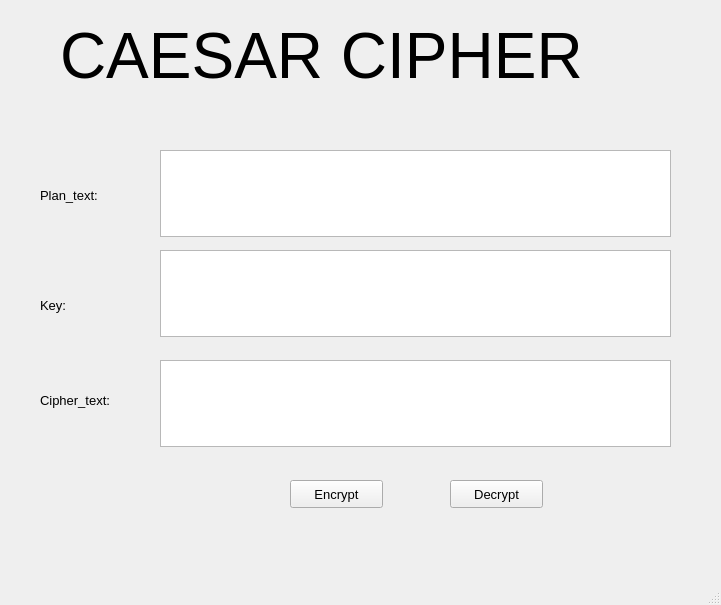
DarkCodeDemonDomination/bmttnc-hutech-2280602370, file lab-03/ui/caesar.ui: the form before one commit.
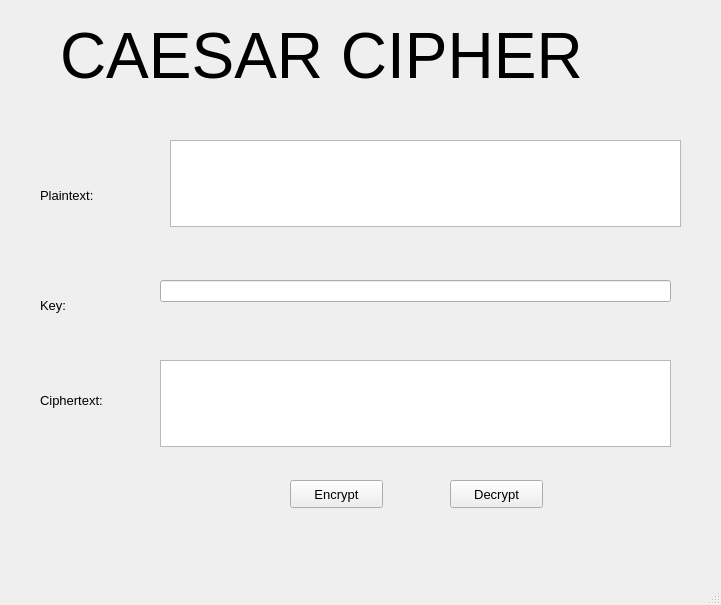
The form after the commit.

```diff
--- a/lab-03/ui/caesar.ui
+++ b/lab-03/ui/caesar.ui
@@ -47,7 +47,7 @@
      </font>
     </property>
     <property name="text">
-     <string>Plan_text:</string>
+     <string>Plaintext:</string>
     </property>
    </widget>
    <widget class="QLabel" name="label_3">
@@ -83,30 +83,20 @@
      </font>
     </property>
     <property name="text">
-     <string>Cipher_text:</string>
+     <string>Ciphertext:</string>
     </property>
    </widget>
    <widget class="QTextEdit" name="txt_plantext">
     <property name="geometry">
      <rect>
-      <x>160</x>
-      <y>150</y>
+      <x>170</x>
+      <y>140</y>
       <width>511</width>
       <height>87</height>
      </rect>
     </property>
    </widget>
-   <widget class="QTextEdit" name="txt_key">
-    <property name="geometry">
-     <rect>
-      <x>160</x>
-      <y>250</y>
-      <width>511</width>
-      <height>87</height>
-     </rect>
-    </property>
-   </widget>
-   <widget class="QTextEdit" name="txt_ciphertext">
+   <widget class="QTextEdit" name="txt_cipher_text">
     <property name="geometry">
      <rect>
       <x>160</x>
@@ -152,6 +142,16 @@
      <string>Decrypt</string>
     </property>
    </widget>
+   <widget class="QLineEdit" name="txt_key">
+    <property name="geometry">
+     <rect>
+      <x>160</x>
+      <y>280</y>
+      <width>511</width>
+      <height>22</height>
+     </rect>
+    </property>
+   </widget>
   </widget>
   <widget class="QMenuBar" name="menubar">
    <property name="geometry">
```
Left out of the diff: 10 changed lines with no effect on the pictures.
